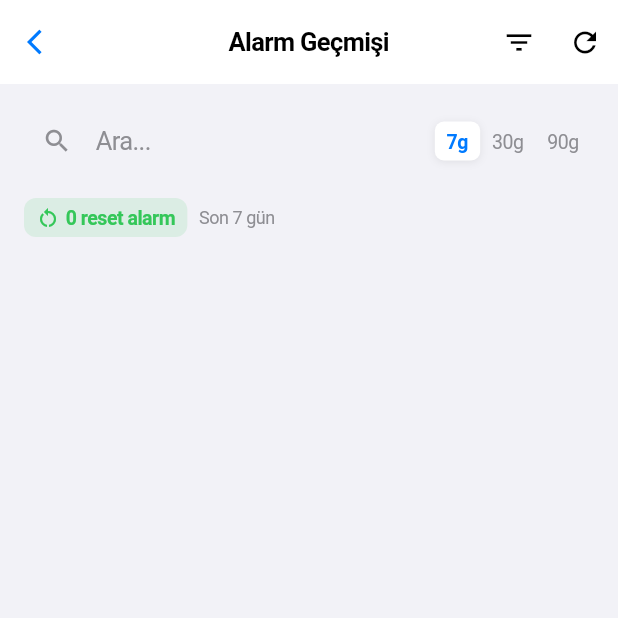
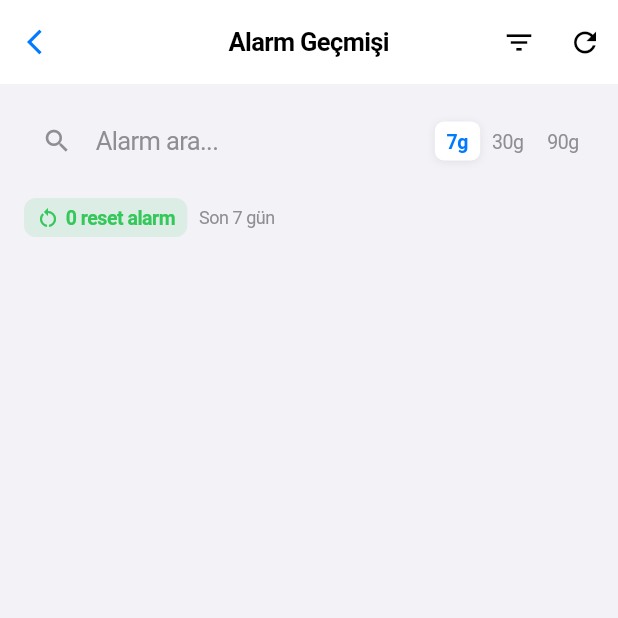
Before and after one commit to dayiozgur/ptb-mobile-core, a Flutter app: the ResetAlarmsScreen screen opened by its route, after a tap on "7g", on a phone screen of 412 x 824 dp, the top half of it. Run offline on Flutter 3.47's test engine with Material 3 defaults, Android fonts, the phone set to English and light mode, and no system bars; our stand-ins replace dio, equatable, fl_chart, flutter_dotenv, flutter_riverpod, flutter_secure_storage and 6 more; accounts and stored records are empty.

Commit message:
fix: resolve build errors in alarm screens
- Change 'hint' to 'placeholder' parameter in AppSearchBar widget
- Add null-safety handling for Duration? type in sort comparisons

```diff
--- a/example/lib/features/iot/screens/active_alarms_screen.dart
+++ b/example/lib/features/iot/screens/active_alarms_screen.dart
@@ -128,9 +128,9 @@ class _ActiveAlarmsScreenState extends State<ActiveAlarmsScreen> {
           return pA.compareTo(pB);
         });
       case _SortOption.durationDesc:
-        filtered.sort((a, b) => b.duration.compareTo(a.duration));
+        filtered.sort((a, b) => (b.duration ?? Duration.zero).compareTo(a.duration ?? Duration.zero));
       case _SortOption.durationAsc:
-        filtered.sort((a, b) => a.duration.compareTo(b.duration));
+        filtered.sort((a, b) => (a.duration ?? Duration.zero).compareTo(b.duration ?? Duration.zero));
     }
 
     _filteredAlarms = filtered;
@@ -418,7 +418,7 @@ class _ActiveAlarmsScreenState extends State<ActiveAlarmsScreen> {
           Padding(
             padding: const EdgeInsets.all(AppSpacing.screenHorizontal),
             child: AppSearchBar(
-              hint: 'Alarm ara...',
+              placeholder: 'Alarm ara...',
               onChanged: (value) {
                 setState(() {
                   _searchQuery = value;
--- a/example/lib/features/iot/screens/reset_alarms_screen.dart
+++ b/example/lib/features/iot/screens/reset_alarms_screen.dart
@@ -135,9 +135,9 @@ class _ResetAlarmsScreenState extends State<ResetAlarmsScreen> {
           return pA.compareTo(pB);
         });
       case _SortOption.durationDesc:
-        filtered.sort((a, b) => b.duration.compareTo(a.duration));
+        filtered.sort((a, b) => (b.duration ?? Duration.zero).compareTo(a.duration ?? Duration.zero));
       case _SortOption.durationAsc:
-        filtered.sort((a, b) => a.duration.compareTo(b.duration));
+        filtered.sort((a, b) => (a.duration ?? Duration.zero).compareTo(b.duration ?? Duration.zero));
     }
 
     _filteredAlarms = filtered;
@@ -399,7 +399,7 @@ class _ResetAlarmsScreenState extends State<ResetAlarmsScreen> {
               children: [
                 Expanded(
                   child: AppSearchBar(
-                    hint: 'Alarm ara...',
+                    placeholder: 'Alarm ara...',
                     onChanged: (value) {
                       setState(() {
                         _searchQuery = value;
```
